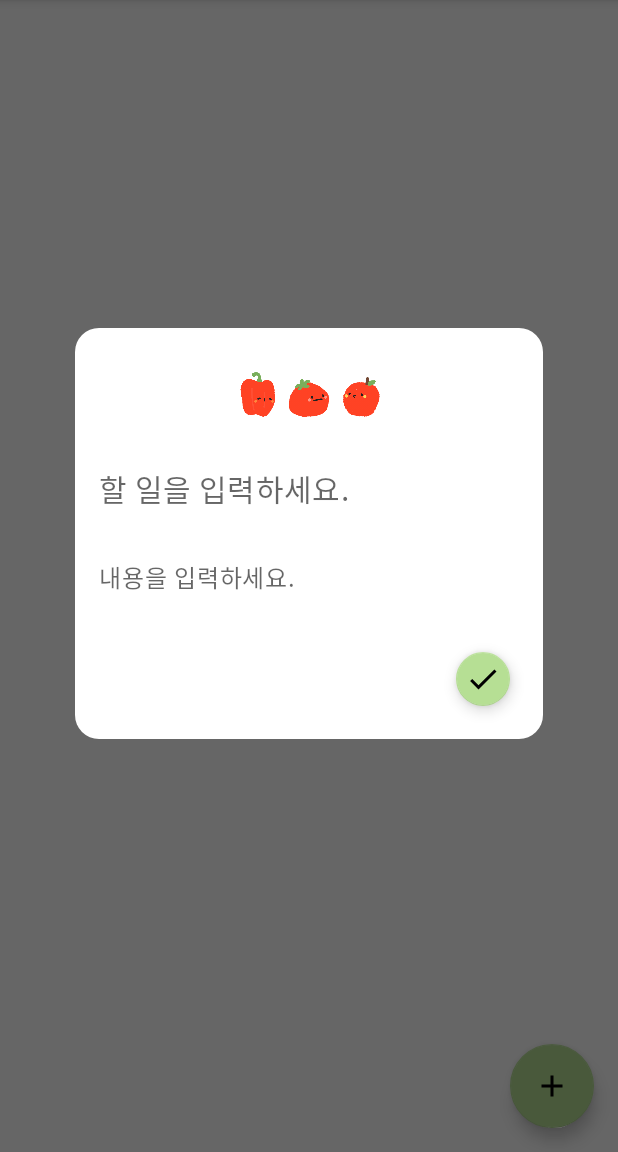
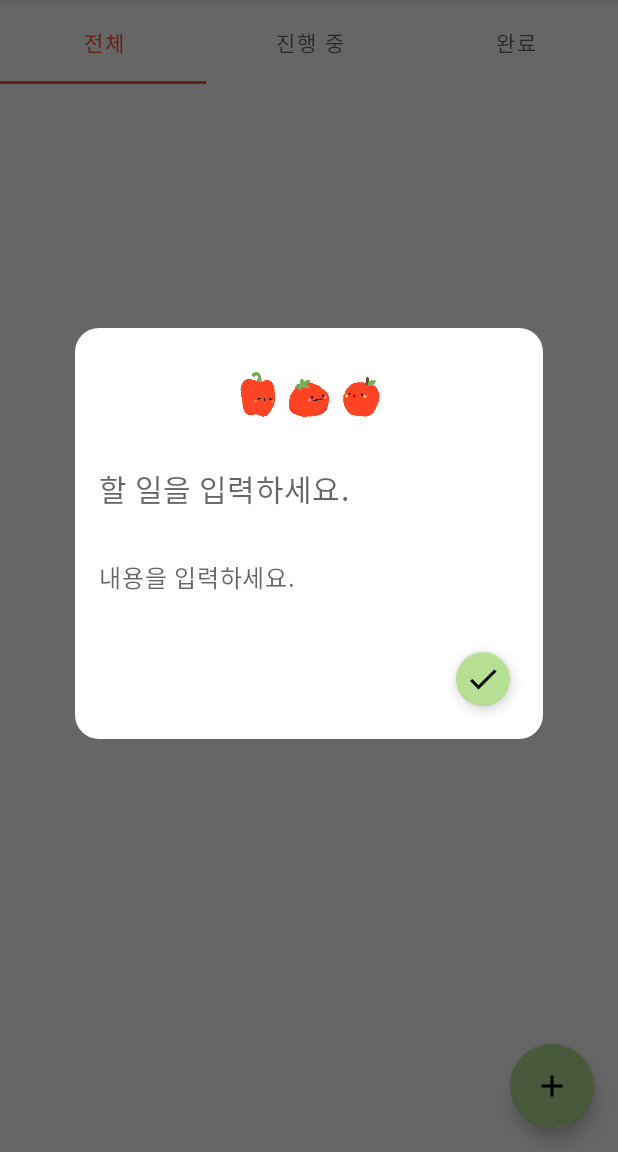
Before and after one commit to EmilyCh0/Tomatodo, an Android app: the AddTodoDialog screen opened through its navigation route, on a phone screen of 412 x 824 dp, the part 84-1236 px from its top. Run offline under Robolectric (Android 15) with nearby library versions, the light colour scheme and no system bars; our stand-ins replace data binding, navigation-ui.

Commit message:
feat: 투두 필터링(전체, 진행중, 완료)

```diff
--- a/app/src/main/java/com/example/todo/todo/TodoFragment.kt
+++ b/app/src/main/java/com/example/todo/todo/TodoFragment.kt
@@ -11,6 +11,7 @@ import com.example.todo.ViewModelFactory
 import com.example.todo.addtodo.AddTodoDialog
 import com.example.todo.data.Todo
 import com.example.todo.databinding.FragmentTodoBinding
+import com.google.android.material.tabs.TabLayout
 
 
 class TodoFragment : Fragment() {
@@ -66,8 +67,20 @@ class TodoFragment : Fragment() {
                     "Add Todo Dialog"
                 )
             }
+        }
+        binding.tabLayout.addOnTabSelectedListener(object: TabLayout.OnTabSelectedListener {
+            override fun onTabSelected(tab: TabLayout.Tab?) {
+                when(tab?.position){
+                    0 -> viewModel.filterTodo(0)
+                    1 -> viewModel.filterTodo(1)
+                    2 -> viewModel.filterTodo(2)
+                }
+            }
 
-        }
-
+            override fun onTabUnselected(tab: TabLayout.Tab?) {
+            }
+            override fun onTabReselected(tab: TabLayout.Tab?) {
+            }
+        })
     }
 }
--- a/app/src/main/res/layout/activity_main.xml
+++ b/app/src/main/res/layout/activity_main.xml
@@ -23,6 +23,7 @@
                 android:fitsSystemWindows="true"
                 android:minHeight="?attr/actionBarSize"
                 app:popupTheme="@style/ThemeOverlay.AppCompat.Light"/>
+
         </com.google.android.material.appbar.AppBarLayout>
 
         <androidx.fragment.app.FragmentContainerView
--- a/app/src/main/res/layout/fragment_todo.xml
+++ b/app/src/main/res/layout/fragment_todo.xml
@@ -15,6 +15,29 @@
         android:layout_height="match_parent"
         tools:context=".todo.TodoFragment">
 
+        <com.google.android.material.tabs.TabLayout
+            android:id="@+id/tab_layout"
+            android:layout_width="match_parent"
+            android:layout_height="?attr/actionBarSize"
+            android:layout_gravity="top"
+            app:layout_constraintTop_toTopOf="parent">
+            <com.google.android.material.tabs.TabItem
+                android:id="@+id/tab_all"
+                android:layout_width="wrap_content"
+                android:layout_height="wrap_content"
+                android:text="@string/all_todo" />
+            <com.google.android.material.tabs.TabItem
+                android:id="@+id/tab_active"
+                android:layout_width="wrap_content"
+                android:layout_height="wrap_content"
+                android:text="@string/active_todo"/>
+            <com.google.android.material.tabs.TabItem
+                android:id="@+id/tab_completed"
+                android:layout_width="wrap_content"
+                android:layout_height="wrap_content"
+                android:text="@string/completed_todo"/>
+        </com.google.android.material.tabs.TabLayout>
+
         <androidx.recyclerview.widget.RecyclerView
             android:id="@+id/recyclerview"
             android:layout_width="match_parent"
@@ -22,9 +45,9 @@
             android:padding="16dp"
             android:clipToPadding="false"
             app:layoutManager="androidx.recyclerview.widget.LinearLayoutManager"
-            app:items="@{viewmodel.todoItems}"
+            app:items="@{viewmodel.filteredItems}"
             app:layout_constraintStart_toStartOf="parent"
-            app:layout_constraintTop_toTopOf="parent" />
+            app:layout_constraintTop_toBottomOf="@id/tab_layout" />
 
         <com.google.android.material.floatingactionbutton.FloatingActionButton
             android:id="@+id/add_todo_fab"
--- a/app/src/main/res/values/strings.xml
+++ b/app/src/main/res/values/strings.xml
@@ -18,4 +18,7 @@
     <string name="note_frag_label">NOTE</string>
     <string name="add_todo_label">New TODO</string>
     <string name="todo_detail_label">TODO : {todo_title}</string>
+    <string name="all_todo">전체</string>
+    <string name="active_todo">진행 중</string>
+    <string name="completed_todo">완료</string>
 </resources>
```
Also changed, not shown: app/src/main/java/com/example/todo/todo/TodoViewModel.kt (+26 -0 lines).
